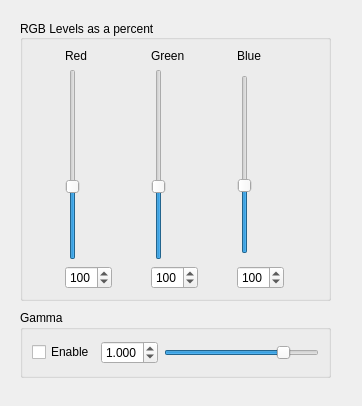
Above: rgbadjustments.ui from nasa-jpl/FlightView before the change. Below: the same form after it.
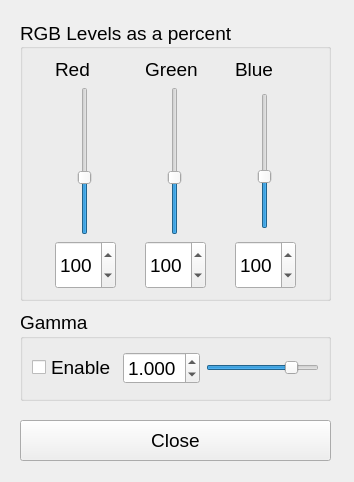
That is the form after the change.

The edit to the form file:
```diff
--- a/rgbadjustments.ui
+++ b/rgbadjustments.ui
@@ -6,8 +6,8 @@
    <rect>
     <x>0</x>
     <y>0</y>
-    <width>362</width>
-    <height>406</height>
+    <width>354</width>
+    <height>482</height>
    </rect>
   </property>
   <property name="windowTitle">
@@ -19,9 +19,14 @@
      <x>20</x>
      <y>310</y>
      <width>311</width>
-     <height>68</height>
+     <height>91</height>
     </rect>
    </property>
+   <property name="font">
+    <font>
+     <pointsize>14</pointsize>
+    </font>
+   </property>
    <property name="title">
     <string>Gamma</string>
    </property>
@@ -94,6 +99,11 @@
      <height>281</height>
     </rect>
    </property>
+   <property name="font">
+    <font>
+     <pointsize>14</pointsize>
+    </font>
+   </property>
    <property name="title">
     <string>RGB Levels as a percent</string>
    </property>
@@ -103,6 +113,11 @@
    <layout class="QGridLayout" name="gridLayout_2">
     <item row="0" column="0">
      <widget class="QLabel" name="redLabel">
+      <property name="font">
+       <font>
+        <pointsize>14</pointsize>
+       </font>
+      </property>
       <property name="text">
        <string>Red</string>
       </property>
@@ -110,6 +125,11 @@
     </item>
     <item row="0" column="2">
      <widget class="QLabel" name="greenLabel">
+      <property name="font">
+       <font>
+        <pointsize>14</pointsize>
+       </font>
+      </property>
       <property name="text">
        <string>Green</string>
       </property>
@@ -117,6 +137,17 @@
     </item>
     <item row="5" column="3">
      <widget class="QSpinBox" name="blueSpin">
+      <property name="minimumSize">
+       <size>
+        <width>60</width>
+        <height>48</height>
+       </size>
+      </property>
+      <property name="font">
+       <font>
+        <pointsize>14</pointsize>
+       </font>
+      </property>
       <property name="minimum">
        <number>10</number>
       </property>
@@ -130,6 +161,17 @@
     </item>
     <item row="5" column="2">
      <widget class="QSpinBox" name="greenSpin">
+      <property name="minimumSize">
+       <size>
+        <width>60</width>
+        <height>48</height>
+       </size>
+      </property>
+      <property name="font">
+       <font>
+        <pointsize>14</pointsize>
+       </font>
+      </property>
       <property name="minimum">
        <number>10</number>
       </property>
@@ -143,6 +185,12 @@
     </item>
     <item row="1" column="0" rowspan="3">
      <widget class="QSlider" name="redSlider">
+      <property name="minimumSize">
+       <size>
+        <width>60</width>
+        <height>0</height>
+       </size>
+      </property>
       <property name="minimum">
        <number>10</number>
       </property>
@@ -159,6 +207,17 @@
     </item>
     <item row="5" column="0">
      <widget class="QSpinBox" name="redSpin">
+      <property name="minimumSize">
+       <size>
+        <width>60</width>
+        <height>48</height>
+       </size>
+      </property>
+      <property name="font">
+       <font>
+        <pointsize>14</pointsize>
+       </font>
+      </property>
       <property name="minimum">
        <number>10</number>
       </property>
@@ -172,6 +231,12 @@
     </item>
     <item row="1" column="2" rowspan="3">
      <widget class="QSlider" name="greenSlider">
+      <property name="minimumSize">
+       <size>
+        <width>60</width>
+        <height>0</height>
+       </size>
+      </property>
       <property name="minimum">
        <number>10</number>
       </property>
@@ -188,6 +253,12 @@
     </item>
     <item row="2" column="3">
      <widget class="QSlider" name="blueSlider">
+      <property name="minimumSize">
+       <size>
+        <width>60</width>
+        <height>0</height>
+       </size>
+      </property>
       <property name="minimum">
        <number>10</number>
       </property>
@@ -204,6 +275,11 @@
     </item>
     <item row="0" column="3">
      <widget class="QLabel" name="blueLabel">
+      <property name="font">
+       <font>
+        <pointsize>14</pointsize>
+       </font>
+      </property>
       <property name="text">
        <string>Blue</string>
       </property>
@@ -211,6 +287,24 @@
     </item>
    </layout>
   </widget>
+  <widget class="QPushButton" name="closeBtn">
+   <property name="geometry">
+    <rect>
+     <x>20</x>
+     <y>420</y>
+     <width>311</width>
+     <height>41</height>
+    </rect>
+   </property>
+   <property name="font">
+    <font>
+     <pointsize>14</pointsize>
+    </font>
+   </property>
+   <property name="text">
+    <string>Close</string>
+   </property>
+  </widget>
  </widget>
  <resources/>
  <connections/>
```
